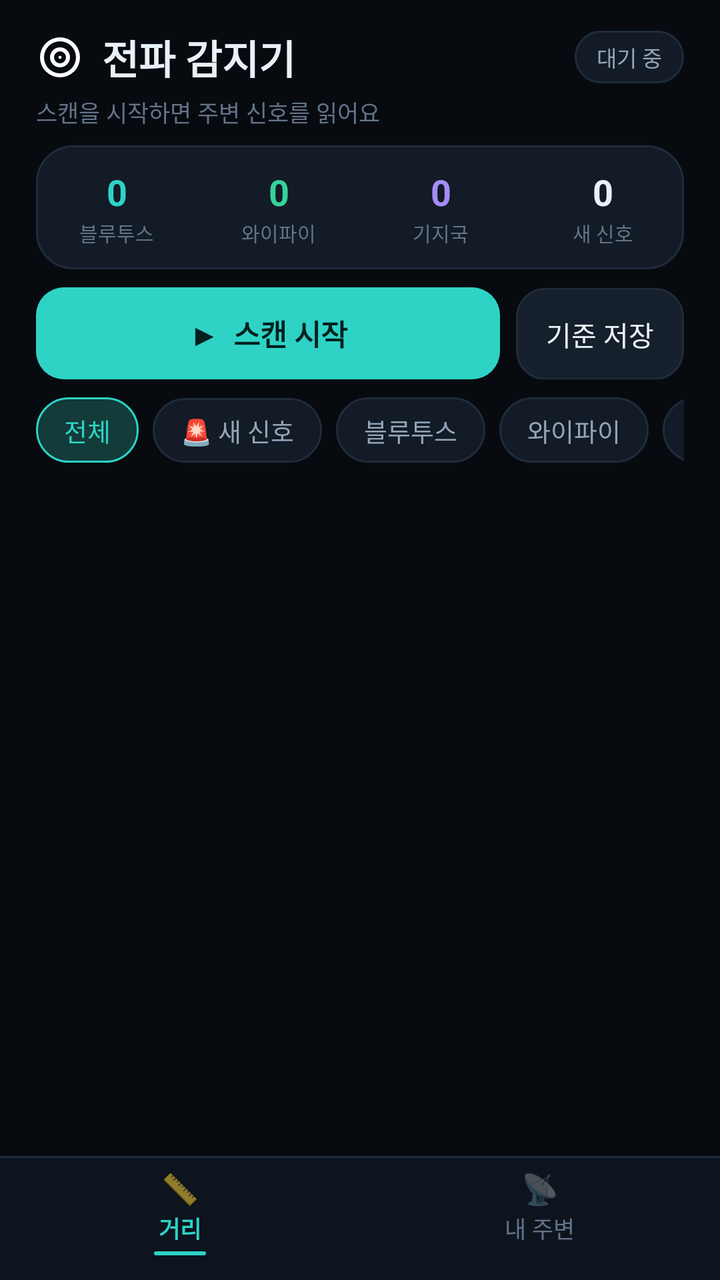
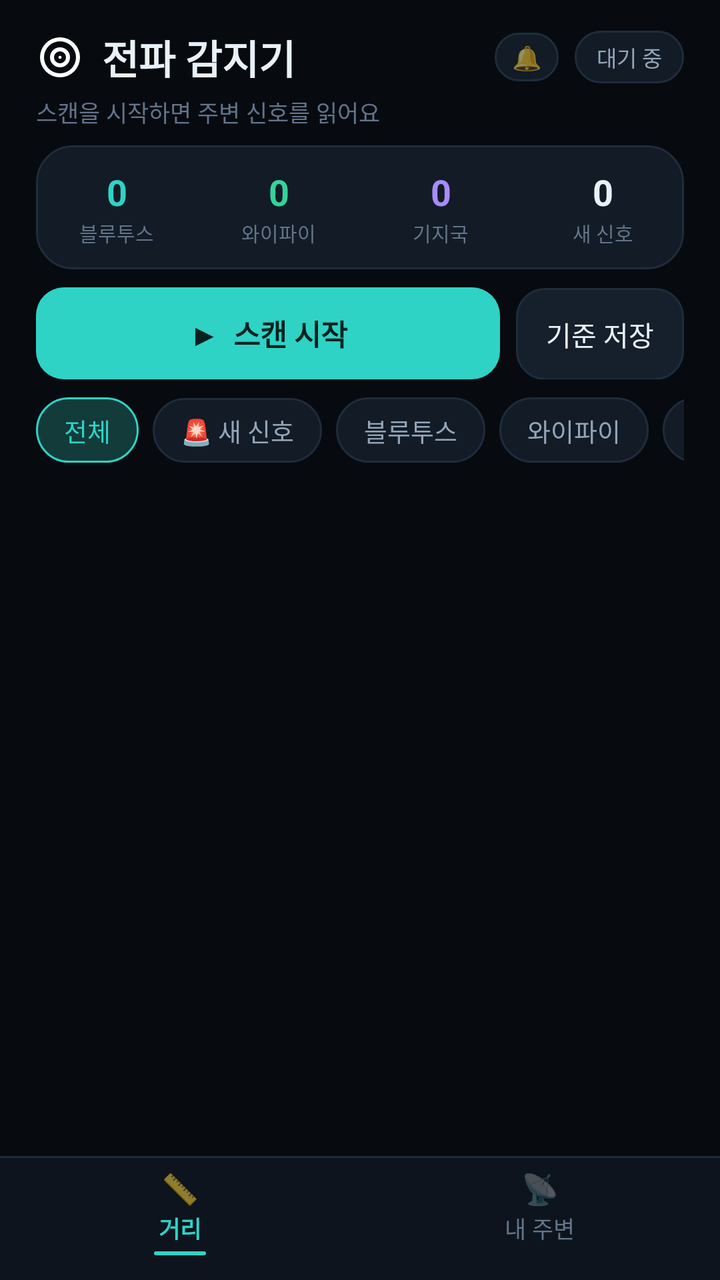

Before-and-after screenshots of an Android layout around one commit, followed by the original layout XML and the change that was made.
<!-- AndroidManifest.xml: application theme Theme.SignalRadar -->
<!-- res/layout/activity_nearby.xml -->
<?xml version="1.0" encoding="utf-8"?>
<LinearLayout xmlns:android="http://schemas.android.com/apk/res/android"
    xmlns:app="http://schemas.android.com/apk/res-auto"
    android:layout_width="match_parent"
    android:layout_height="match_parent"
    android:background="@color/bg"
    android:fitsSystemWindows="true"
    android:orientation="vertical">

    
    <LinearLayout
        android:id="@+id/headerBar"
        android:layout_width="match_parent"
        android:layout_height="wrap_content"
        android:gravity="center_vertical"
        android:orientation="horizontal"
        android:paddingStart="18dp"
        android:paddingTop="14dp"
        android:paddingEnd="18dp"
        android:paddingBottom="2dp">

        <ImageView
            android:layout_width="24dp"
            android:layout_height="24dp"
            android:contentDescription="@null"
            android:src="@drawable/ic_radar"
            app:tint="@color/accent" />

        <TextView
            android:layout_width="0dp"
            android:layout_height="wrap_content"
            android:layout_marginStart="9dp"
            android:layout_weight="1"
            android:text="전파 감지기"
            android:textColor="@color/text_primary"
            android:textSize="20sp"
            android:textStyle="bold" />

        <TextView
            android:id="@+id/statusChip"
            android:layout_width="wrap_content"
            android:layout_height="wrap_content"
            android:background="@drawable/bg_chip"
            android:paddingStart="11dp"
            android:paddingTop="5dp"
            android:paddingEnd="11dp"
            android:paddingBottom="5dp"
            android:text="대기 중"
            android:textColor="@color/text_secondary"
            android:textSize="11sp" />
    </LinearLayout>

    
    <FrameLayout
        android:layout_width="match_parent"
        android:layout_height="0dp"
        android:layout_weight="1">

        <include
            android:id="@+id/distancePage"
            layout="@layout/content_distance"
            android:layout_width="match_parent"
            android:layout_height="match_parent" />

        <include
            android:id="@+id/nearbyPage"
            layout="@layout/page_nearby"
            android:layout_width="match_parent"
            android:layout_height="match_parent"
            android:visibility="gone" />
    </FrameLayout>

    
    <LinearLayout
        android:id="@+id/tabBar"
        android:layout_width="match_parent"
        android:layout_height="62dp"
        android:background="@drawable/bg_tab_bar"
        android:orientation="horizontal">

        <LinearLayout
            android:id="@+id/tabDistance"
            android:layout_width="0dp"
            android:layout_height="match_parent"
            android:layout_weight="1"
            android:clickable="true"
            android:focusable="true"
            android:gravity="center_horizontal"
            android:orientation="vertical"
            android:paddingTop="6dp"
            android:paddingBottom="4dp">

            <TextView
                android:id="@+id/tabDistanceIcon"
                android:layout_width="wrap_content"
                android:layout_height="wrap_content"
                android:text="📏"
                android:textSize="15sp" />

            <TextView
                android:id="@+id/tabDistanceLabel"
                android:layout_width="wrap_content"
                android:layout_height="wrap_content"
                android:layout_marginTop="1dp"
                android:text="거리"
                android:textColor="@color/accent"
                android:textSize="11.5sp"
                android:textStyle="bold" />

            <View
                android:id="@+id/tabDistanceIndicator"
                android:layout_width="26dp"
                android:layout_height="2dp"
                android:layout_marginTop="3dp"
                android:background="@drawable/bg_tab_indicator" />
        </LinearLayout>

        <LinearLayout
            android:id="@+id/tabNearby"
            android:layout_width="0dp"
            android:layout_height="match_parent"
            android:layout_weight="1"
            android:clickable="true"
            android:focusable="true"
            android:gravity="center_horizontal"
            android:orientation="vertical"
            android:paddingTop="6dp"
            android:paddingBottom="4dp">

            <TextView
                android:id="@+id/tabNearbyIcon"
                android:layout_width="wrap_content"
                android:layout_height="wrap_content"
                android:alpha="0.55"
                android:text="📡"
                android:textSize="15sp" />

            <TextView
                android:id="@+id/tabNearbyLabel"
                android:layout_width="wrap_content"
                android:layout_height="wrap_content"
                android:layout_marginTop="1dp"
                android:text="내 주변"
                android:textColor="@color/text_muted"
                android:textSize="11.5sp" />

            <View
                android:id="@+id/tabNearbyIndicator"
                android:layout_width="26dp"
                android:layout_height="2dp"
                android:layout_marginTop="3dp"
                android:background="@drawable/bg_tab_indicator"
                android:visibility="invisible" />
        </LinearLayout>
    </LinearLayout>
</LinearLayout>
<!-- res/layout/content_distance.xml (included above) -->
<?xml version="1.0" encoding="utf-8"?>
<LinearLayout xmlns:android="http://schemas.android.com/apk/res/android"
    xmlns:app="http://schemas.android.com/apk/res-auto"
    android:layout_width="match_parent"
    android:layout_height="match_parent"
    android:background="@color/bg"
    android:orientation="vertical">

    <TextView
        android:id="@+id/statusDetail"
        android:layout_width="match_parent"
        android:layout_height="wrap_content"
        android:paddingStart="18dp"
        android:paddingTop="2dp"
        android:paddingEnd="18dp"
        android:paddingBottom="8dp"
        android:text="스캔을 시작하면 주변 신호를 읽어요"
        android:textColor="@color/text_muted"
        android:textSize="11.5sp" />

    
    <LinearLayout
        android:id="@+id/alertBanner"
        android:layout_width="match_parent"
        android:layout_height="wrap_content"
        android:layout_marginStart="18dp"
        android:layout_marginEnd="18dp"
        android:layout_marginBottom="8dp"
        android:background="@drawable/bg_banner"
        android:clickable="true"
        android:focusable="true"
        android:orientation="vertical"
        android:padding="13dp"
        android:visibility="gone">

        <TextView
            android:id="@+id/alertTitle"
            android:layout_width="match_parent"
            android:layout_height="wrap_content"
            android:text="🚨 평소에 없던 새 신호가 잡혔어요"
            android:textColor="#FCA5A5"
            android:textSize="14sp"
            android:textStyle="bold" />

        <TextView
            android:id="@+id/alertBody"
            android:layout_width="match_parent"
            android:layout_height="wrap_content"
            android:layout_marginTop="3dp"
            android:lineSpacingExtra="2dp"
            android:text=""
            android:textColor="#FECACA"
            android:textSize="12sp" />
    </LinearLayout>

    
    <LinearLayout
        android:id="@+id/noticeCard"
        android:layout_width="match_parent"
        android:layout_height="wrap_content"
        android:layout_marginStart="18dp"
        android:layout_marginEnd="18dp"
        android:layout_marginBottom="8dp"
        android:background="@drawable/bg_banner_info"
        android:orientation="vertical"
        android:padding="13dp"
        android:visibility="gone">

        <TextView
            android:id="@+id/noticeText"
            android:layout_width="match_parent"
            android:layout_height="wrap_content"
            android:lineSpacingExtra="2dp"
            android:text=""
            android:textColor="@color/text_secondary"
            android:textSize="12sp" />

        <TextView
            android:id="@+id/noticeAction"
            android:layout_width="wrap_content"
            android:layout_height="wrap_content"
            android:layout_marginTop="9dp"
            android:background="@drawable/bg_button_secondary"
            android:paddingStart="14dp"
            android:paddingTop="7dp"
            android:paddingEnd="14dp"
            android:paddingBottom="7dp"
            android:text="설정 열기"
            android:textColor="@color/accent"
            android:textSize="12.5sp" />
    </LinearLayout>

    
    <LinearLayout
        android:layout_width="match_parent"
        android:layout_height="wrap_content"
        android:layout_marginStart="18dp"
        android:layout_marginEnd="18dp"
        android:background="@drawable/bg_card"
        android:orientation="horizontal"
        android:paddingTop="11dp"
        android:paddingBottom="11dp">

        <LinearLayout
            android:layout_width="0dp"
            android:layout_height="wrap_content"
            android:layout_weight="1"
            android:gravity="center"
            android:orientation="vertical">

            <TextView
                android:id="@+id/statBle"
                android:layout_width="wrap_content"
                android:layout_height="wrap_content"
                android:text="0"
                android:textColor="@color/accent"
                android:textSize="18sp"
                android:textStyle="bold" />

            <TextView
                android:layout_width="wrap_content"
                android:layout_height="wrap_content"
                android:layout_marginTop="1dp"
                android:text="블루투스"
                android:textColor="@color/text_muted"
                android:textSize="10sp" />
        </LinearLayout>

        <LinearLayout
            android:layout_width="0dp"
            android:layout_height="wrap_content"
            android:layout_weight="1"
            android:gravity="center"
            android:orientation="vertical">

            <TextView
                android:id="@+id/statWifi"
                android:layout_width="wrap_content"
                android:layout_height="wrap_content"
                android:text="0"
                android:textColor="@color/green"
                android:textSize="18sp"
                android:textStyle="bold" />

            <TextView
                android:layout_width="wrap_content"
                android:layout_height="wrap_content"
                android:layout_marginTop="1dp"
                android:text="와이파이"
                android:textColor="@color/text_muted"
                android:textSize="10sp" />
        </LinearLayout>

        <LinearLayout
            android:layout_width="0dp"
            android:layout_height="wrap_content"
            android:layout_weight="1"
            android:gravity="center"
            android:orientation="vertical">

            <TextView
                android:id="@+id/statCell"
                android:layout_width="wrap_content"
                android:layout_height="wrap_content"
                android:text="0"
                android:textColor="@color/purple"
                android:textSize="18sp"
                android:textStyle="bold" />

            <TextView
                android:layout_width="wrap_content"
                android:layout_height="wrap_content"
                android:layout_marginTop="1dp"
                android:text="기지국"
                android:textColor="@color/text_muted"
                android:textSize="10sp" />
        </LinearLayout>

        <LinearLayout
            android:layout_width="0dp"
            android:layout_height="wrap_content"
            android:layout_weight="1"
            android:gravity="center"
            android:orientation="vertical">

            <TextView
                android:id="@+id/statNew"
                android:layout_width="wrap_content"
                android:layout_height="wrap_content"
                android:text="0"
                android:textColor="@color/text_primary"
                android:textSize="18sp"
                android:textStyle="bold" />

            <TextView
                android:layout_width="wrap_content"
                android:layout_height="wrap_content"
                android:layout_marginTop="1dp"
                android:text="새 신호"
                android:textColor="@color/text_muted"
                android:textSize="10sp" />
        </LinearLayout>
    </LinearLayout>

    
    <LinearLayout
        android:layout_width="match_parent"
        android:layout_height="wrap_content"
        android:layout_marginStart="18dp"
        android:layout_marginTop="9dp"
        android:layout_marginEnd="18dp"
        android:orientation="horizontal">

        <TextView
            android:id="@+id/btnScan"
            android:layout_width="0dp"
            android:layout_height="46dp"
            android:layout_weight="1"
            android:background="@drawable/bg_button_primary"
            android:clickable="true"
            android:focusable="true"
            android:gravity="center"
            android:text="▶  스캔 시작"
            android:textColor="#04211F"
            android:textSize="14.5sp"
            android:textStyle="bold" />

        <TextView
            android:id="@+id/btnBaseline"
            android:layout_width="wrap_content"
            android:layout_height="46dp"
            android:layout_marginStart="8dp"
            android:background="@drawable/bg_button_secondary"
            android:clickable="true"
            android:focusable="true"
            android:gravity="center"
            android:paddingStart="15dp"
            android:paddingEnd="15dp"
            android:text="기준 저장"
            android:textColor="@color/text_primary"
            android:textSize="13.5sp" />
    </LinearLayout>

    
    <HorizontalScrollView
        android:layout_width="match_parent"
        android:layout_height="wrap_content"
        android:layout_marginTop="9dp"
        android:paddingStart="18dp"
        android:paddingEnd="18dp"
        android:scrollbars="none">

        <LinearLayout
            android:id="@+id/chipRow"
            android:layout_width="wrap_content"
            android:layout_height="wrap_content"
            android:orientation="horizontal">

            <TextView
                android:id="@+id/chipAll"
                android:layout_width="wrap_content"
                android:layout_height="wrap_content"
                android:background="@drawable/bg_chip_selected"
                android:clickable="true"
                android:focusable="true"
                android:paddingStart="14dp"
                android:paddingTop="7dp"
                android:paddingEnd="14dp"
                android:paddingBottom="7dp"
                android:text="전체"
                android:textColor="@color/accent"
                android:textSize="12.5sp" />

            <TextView
                android:id="@+id/chipNew"
                android:layout_width="wrap_content"
                android:layout_height="wrap_content"
                android:layout_marginStart="7dp"
                android:background="@drawable/bg_chip"
                android:clickable="true"
                android:focusable="true"
                android:paddingStart="14dp"
                android:paddingTop="7dp"
                android:paddingEnd="14dp"
                android:paddingBottom="7dp"
                android:text="🚨 새 신호"
                android:textColor="@color/text_secondary"
                android:textSize="12.5sp" />

            <TextView
                android:id="@+id/chipBle"
                android:layout_width="wrap_content"
                android:layout_height="wrap_content"
                android:layout_marginStart="7dp"
                android:background="@drawable/bg_chip"
                android:clickable="true"
                android:focusable="true"
                android:paddingStart="14dp"
                android:paddingTop="7dp"
                android:paddingEnd="14dp"
                android:paddingBottom="7dp"
                android:text="블루투스"
                android:textColor="@color/text_secondary"
                android:textSize="12.5sp" />

            <TextView
                android:id="@+id/chipWifi"
                android:layout_width="wrap_content"
                android:layout_height="wrap_content"
                android:layout_marginStart="7dp"
                android:background="@drawable/bg_chip"
                android:clickable="true"
                android:focusable="true"
                android:paddingStart="14dp"
                android:paddingTop="7dp"
                android:paddingEnd="14dp"
                android:paddingBottom="7dp"
                android:text="와이파이"
                android:textColor="@color/text_secondary"
                android:textSize="12.5sp" />

            <TextView
                android:id="@+id/chipCell"
                android:layout_width="wrap_content"
                android:layout_height="wrap_content"
                android:layout_marginStart="7dp"
                android:background="@drawable/bg_chip"
                android:clickable="true"
                android:focusable="true"
                android:paddingStart="14dp"
                android:paddingTop="7dp"
                android:paddingEnd="14dp"
                android:paddingBottom="7dp"
                android:text="기지국"
                android:textColor="@color/text_secondary"
                android:textSize="12.5sp" />
        </LinearLayout>
    </HorizontalScrollView>

    
    <FrameLayout
        android:layout_width="match_parent"
        android:layout_height="0dp"
        android:layout_weight="1">

        <androidx.recyclerview.widget.RecyclerView
            android:id="@+id/signalList"
            android:layout_width="match_parent"
            android:layout_height="match_parent"
            android:clipToPadding="false"
            android:paddingStart="18dp"
            android:paddingTop="9dp"
            android:paddingEnd="18dp"
            android:paddingBottom="10dp"
            android:scrollbars="none" />

        <LinearLayout
            android:id="@+id/emptyState"
            android:layout_width="match_parent"
            android:layout_height="match_parent"
            android:gravity="center"
            android:orientation="vertical"
            android:paddingStart="40dp"
            android:paddingEnd="40dp"
            android:visibility="gone">

            <ImageView
                android:layout_width="40dp"
                android:layout_height="40dp"
                android:alpha="0.35"
                android:contentDescription="@null"
                android:src="@drawable/ic_radar"
                app:tint="@color/text_muted" />

            <TextView
                android:id="@+id/emptyText"
                android:layout_width="wrap_content"
                android:layout_height="wrap_content"
                android:layout_marginTop="10dp"
                android:gravity="center"
                android:lineSpacingExtra="3dp"
                android:text="아직 잡힌 신호가 없어요"
                android:textColor="@color/text_muted"
                android:textSize="13sp" />
        </LinearLayout>
    </FrameLayout>

</LinearLayout>
<!-- res/layout/page_nearby.xml (included above) -->
<?xml version="1.0" encoding="utf-8"?>
<LinearLayout xmlns:android="http://schemas.android.com/apk/res/android"
    android:layout_width="match_parent"
    android:layout_height="match_parent"
    android:orientation="vertical"
    android:paddingStart="18dp"
    android:paddingTop="4dp"
    android:paddingEnd="18dp">

    
    <LinearLayout
        android:id="@+id/nearbyTopRow"
        android:layout_width="match_parent"
        android:layout_height="wrap_content"
        android:gravity="center_vertical"
        android:orientation="horizontal">

        <TextView
            android:id="@+id/nearbyTitle"
            android:layout_width="0dp"
            android:layout_height="wrap_content"
            android:layout_weight="1"
            android:text="내 10m 안 기기 0개"
            android:textColor="@color/text_primary"
            android:textSize="15sp"
            android:textStyle="bold" />

        <TextView
            android:id="@+id/nearbyScan"
            android:layout_width="wrap_content"
            android:layout_height="32dp"
            android:background="@drawable/bg_pill_small"
            android:clickable="true"
            android:focusable="true"
            android:gravity="center"
            android:paddingStart="14dp"
            android:paddingEnd="14dp"
            android:text="▶  스캔 시작"
            android:textColor="@color/button_on_primary"
            android:textSize="12sp"
            android:textStyle="bold" />
    </LinearLayout>

    <TextView
        android:id="@+id/nearbyHeading"
        android:layout_width="match_parent"
        android:layout_height="wrap_content"
        android:layout_marginTop="4dp"
        android:text="폰이 보는 방향: 확인 중…"
        android:textColor="@color/text_muted"
        android:textSize="11sp" />

    
    <FrameLayout
        android:id="@+id/radarArea"
        android:layout_width="match_parent"
        android:layout_height="0dp"
        android:layout_marginTop="6dp"
        android:layout_weight="1">

        <FrameLayout
            android:id="@+id/radarHolder"
            android:layout_width="match_parent"
            android:layout_height="match_parent"
            android:layout_gravity="center">

            <com.jihun.signalradar.nearby.NearbyRadarView
                android:id="@+id/nearbyRadar"
                android:layout_width="match_parent"
                android:layout_height="match_parent"
                android:background="@drawable/bg_nearby_panel"
                android:contentDescription="10m 레이더" />

            <TextView
                android:id="@+id/nearbyFullscreen"
                android:layout_width="wrap_content"
                android:layout_height="30dp"
                android:layout_gravity="top|end"
                android:layout_marginTop="9dp"
                android:layout_marginEnd="9dp"
                android:background="@drawable/bg_pill_small_stop"
                android:clickable="true"
                android:contentDescription="레이더 전체화면으로 보기"
                android:focusable="true"
                android:gravity="center"
                android:paddingStart="11dp"
                android:paddingEnd="11dp"
                android:text="⛶ 전체화면"
                android:textColor="@color/accent"
                android:textSize="11.5sp"
                android:textStyle="bold" />
        </FrameLayout>
    </FrameLayout>

    
    <LinearLayout
        android:id="@+id/nearbyLegendRadios"
        android:layout_width="match_parent"
        android:layout_height="wrap_content"
        android:layout_marginTop="8dp"
        android:gravity="center_vertical"
        android:orientation="horizontal">

        <TextView
            android:layout_width="wrap_content"
            android:layout_height="wrap_content"
            android:text="●"
            android:textColor="@color/nearby_ble"
            android:textSize="12sp" />

        <TextView
            android:layout_width="wrap_content"
            android:layout_height="wrap_content"
            android:layout_marginStart="4dp"
            android:text="블루투스"
            android:textColor="@color/text_secondary"
            android:textSize="10.5sp" />

        <TextView
            android:layout_width="wrap_content"
            android:layout_height="wrap_content"
            android:layout_marginStart="12dp"
            android:text="●"
            android:textColor="@color/nearby_wifi"
            android:textSize="12sp" />

        <TextView
            android:layout_width="wrap_content"
            android:layout_height="wrap_content"
            android:layout_marginStart="4dp"
            android:text="와이파이"
            android:textColor="@color/text_secondary"
            android:textSize="10.5sp" />
    </LinearLayout>

    <LinearLayout
        android:id="@+id/nearbyLegendDots"
        android:layout_width="match_parent"
        android:layout_height="wrap_content"
        android:layout_marginTop="3dp"
        android:gravity="center_vertical"
        android:orientation="horizontal">

        <TextView
            android:layout_width="wrap_content"
            android:layout_height="wrap_content"
            android:text="◉"
            android:textColor="@color/text_primary"
            android:textSize="12sp" />

        <TextView
            android:layout_width="wrap_content"
            android:layout_height="wrap_content"
            android:layout_marginStart="4dp"
            android:text="방향 측정됨"
            android:textColor="@color/text_secondary"
            android:textSize="10.5sp" />

        <TextView
            android:layout_width="wrap_content"
            android:layout_height="wrap_content"
            android:layout_marginStart="12dp"
            android:text="◌"
            android:textColor="@color/text_muted"
            android:textSize="12sp" />

        <TextView
            android:layout_width="wrap_content"
            android:layout_height="wrap_content"
            android:layout_marginStart="4dp"
            android:text="방향 미측정"
            android:textColor="@color/text_secondary"
            android:textSize="10.5sp" />
    </LinearLayout>

    <TextView
        android:id="@+id/nearbyNote"
        android:layout_width="match_parent"
        android:layout_height="wrap_content"
        android:layout_marginTop="6dp"
        android:text="신호 세기 기반 대략 거리예요 · 벽/사람에 따라 오차가 있어요"
        android:textColor="@color/text_muted"
        android:textSize="10.5sp" />

    <TextView
        android:id="@+id/nearbyLegendHint"
        android:layout_width="match_parent"
        android:layout_height="wrap_content"
        android:layout_marginTop="2dp"
        android:text="진한 점은 방향 측정됨 · 연한 점은 눌러서 방향 찾기"
        android:textColor="@color/text_muted"
        android:textSize="10.5sp" />

    <LinearLayout
        android:id="@+id/nearbyListHeader"
        android:layout_width="match_parent"
        android:layout_height="wrap_content"
        android:layout_marginTop="9dp"
        android:gravity="center_vertical"
        android:orientation="horizontal">

        <TextView
            android:layout_width="0dp"
            android:layout_height="wrap_content"
            android:layout_weight="1"
            android:text="10m 이내 기기"
            android:textColor="@color/text_primary"
            android:textSize="12.5sp"
            android:textStyle="bold" />

        <TextView
            android:id="@+id/nearbyCount"
            android:layout_width="wrap_content"
            android:layout_height="wrap_content"
            android:text="0개"
            android:textColor="@color/text_muted"
            android:textSize="11sp" />
    </LinearLayout>

    <FrameLayout
        android:id="@+id/nearbyListBox"
        android:layout_width="match_parent"
        android:layout_height="0dp"
        android:layout_marginTop="4dp"
        android:layout_weight="1">

        <androidx.recyclerview.widget.RecyclerView
            android:id="@+id/nearbyList"
            android:layout_width="match_parent"
            android:layout_height="match_parent"
            android:clipToPadding="false"
            android:paddingBottom="8dp"
            android:scrollbars="none" />

        <TextView
            android:id="@+id/nearbyEmpty"
            android:layout_width="match_parent"
            android:layout_height="match_parent"
            android:gravity="center"
            android:lineSpacingExtra="3dp"
            android:text="아직 10m 안에 잡힌 기기가 없어요.\n‘스캔 시작’을 누르고 주변을 둘러보세요."
            android:textColor="@color/text_muted"
            android:textSize="12sp"
            android:visibility="gone" />
    </FrameLayout>
</LinearLayout>
<!-- resources referenced by this layout -->
<resources>
  <color name="accent">#2ED3C6</color>
  <color name="bg">#070B10</color>
  <color name="button_on_primary">#04211F</color>
  <color name="green">#34D399</color>
  <color name="nearby_ble">#38BDF8</color>
  <color name="nearby_wifi">#34D399</color>
  <color name="purple">#A78BFA</color>
  <color name="text_muted">#63748A</color>
  <color name="text_primary">#E9F1F8</color>
  <color name="text_secondary">#93A4B8</color>
  <!-- drawable bg_banner_info (drawable) -->
  <?xml version="1.0" encoding="utf-8"?>
  <shape xmlns:android="http://schemas.android.com/apk/res/android" android:shape="rectangle">
      <solid android:color="@color/card" />
      <corners android:radius="16dp" />
      <stroke android:width="1dp" android:color="@color/accent_dim" />
  </shape>
  <!-- drawable bg_button_primary (drawable) -->
  <?xml version="1.0" encoding="utf-8"?>
  <shape xmlns:android="http://schemas.android.com/apk/res/android" android:shape="rectangle">
      <solid android:color="@color/accent" />
      <corners android:radius="14dp" />
  </shape>
  <!-- drawable bg_button_secondary (drawable) -->
  <?xml version="1.0" encoding="utf-8"?>
  <shape xmlns:android="http://schemas.android.com/apk/res/android" android:shape="rectangle">
      <solid android:color="@color/card_alt" />
      <corners android:radius="14dp" />
      <stroke android:width="1dp" android:color="@color/stroke" />
  </shape>
  <!-- drawable bg_card (drawable) -->
  <?xml version="1.0" encoding="utf-8"?>
  <shape xmlns:android="http://schemas.android.com/apk/res/android" android:shape="rectangle">
      <solid android:color="@color/card" />
      <corners android:radius="18dp" />
      <stroke android:width="1dp" android:color="@color/stroke" />
  </shape>
  <!-- drawable bg_chip (drawable) -->
  <?xml version="1.0" encoding="utf-8"?>
  <shape xmlns:android="http://schemas.android.com/apk/res/android" android:shape="rectangle">
      <solid android:color="@color/card" />
      <corners android:radius="100dp" />
      <stroke android:width="1dp" android:color="@color/stroke" />
  </shape>
  <!-- drawable bg_chip_selected (drawable) -->
  <?xml version="1.0" encoding="utf-8"?>
  <shape xmlns:android="http://schemas.android.com/apk/res/android" android:shape="rectangle">
      <solid android:color="@color/accent_soft" />
      <corners android:radius="100dp" />
      <stroke android:width="1dp" android:color="@color/accent" />
  </shape>
  <!-- drawable bg_nearby_panel (drawable) -->
  <?xml version="1.0" encoding="utf-8"?>
  <shape xmlns:android="http://schemas.android.com/apk/res/android"
      android:shape="rectangle">
      <solid android:color="@color/card" />
      <corners android:radius="18dp" />
      <stroke
          android:width="1dp"
          android:color="@color/stroke" />
  </shape>
  <!-- drawable bg_pill_small (drawable) -->
  <?xml version="1.0" encoding="utf-8"?>
  <shape xmlns:android="http://schemas.android.com/apk/res/android"
      android:shape="rectangle">
      <solid android:color="@color/accent" />
      <corners android:radius="100dp" />
  </shape>
  <!-- drawable bg_pill_small_stop (drawable) -->
  <?xml version="1.0" encoding="utf-8"?>
  <shape xmlns:android="http://schemas.android.com/apk/res/android"
      android:shape="rectangle">
      <solid android:color="@color/card_alt" />
      <corners android:radius="100dp" />
      <stroke
          android:width="1dp"
          android:color="@color/accent" />
  </shape>
  <!-- drawable bg_tab_indicator (drawable) -->
  <?xml version="1.0" encoding="utf-8"?>
  <shape xmlns:android="http://schemas.android.com/apk/res/android"
      android:shape="rectangle">
      <solid android:color="@color/accent" />
      <corners android:radius="2dp" />
  </shape>
  <color name="card">#121B26</color>
  <color name="accent_dim">#1B4A47</color>
  <color name="card_alt">#16202C</color>
  <color name="stroke">#1F2C3B</color>
  <color name="accent_soft">#123B3A</color>
  <color name="surface">#0D141D</color>
  <!-- unchanged entries left out for length: 4 -->
</resources>

<!-- the commit's change to res/layout/activity_nearby.xml (unified diff, before → after) -->
@@ -35,6 +35,24 @@
             android:textColor="@color/text_primary"
             android:textSize="20sp"
             android:textStyle="bold" />
+
+        <TextView
+            android:id="@+id/bellToggle"
+            android:layout_width="wrap_content"
+            android:layout_height="wrap_content"
+            android:layout_marginEnd="8dp"
+            android:background="@drawable/bg_chip"
+            android:clickable="true"
+            android:contentDescription="새 신호 진동 켜짐 · 눌러서 끄기"
+            android:focusable="true"
+            android:gravity="center"
+            android:minWidth="32dp"
+            android:paddingStart="8dp"
+            android:paddingTop="4dp"
+            android:paddingEnd="8dp"
+            android:paddingBottom="4dp"
+            android:text="🔔"
+            android:textSize="12sp" />
 
         <TextView
             android:id="@+id/statusChip"
